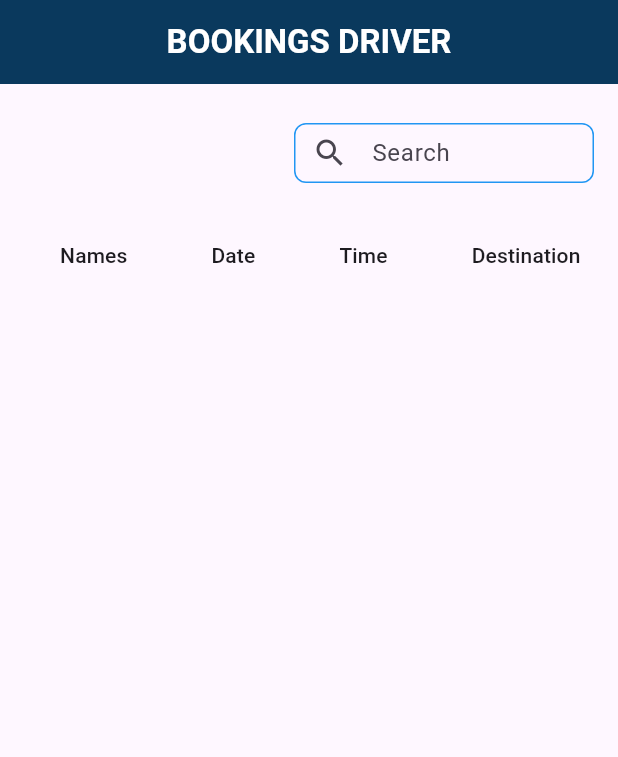
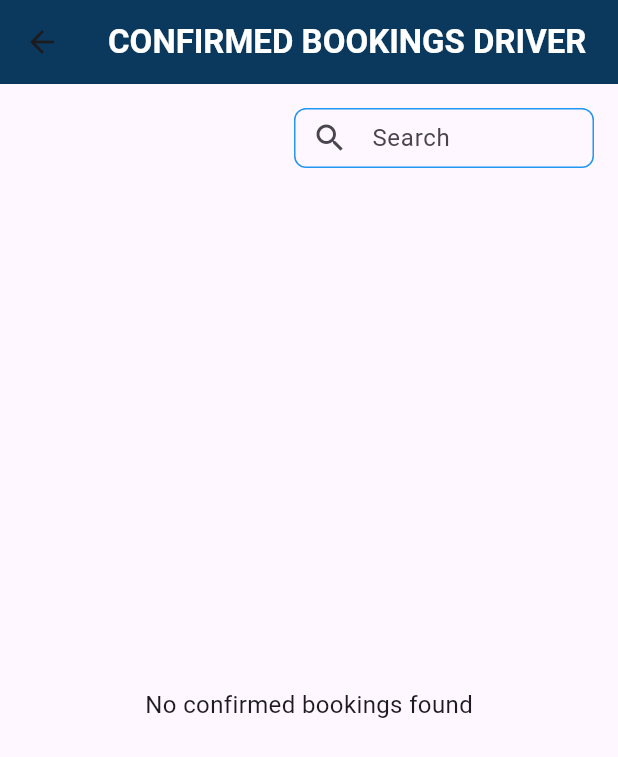
Before and after one commit to Deodate/RIDEPICKING-MOBILE-APP, a Flutter app: the BookingsDriver screen opened directly, on a phone screen of 412 x 824 dp. Shown: the top 757 px of the screen. Run offline on Flutter 3.47's test engine with Material 3 defaults, Android fonts, the phone set to English and light mode, and no system bars; our stand-ins replace email_validator, flutter_dotenv, supabase_flutter; accounts and stored records are empty.

Commit message:
Booking Driver

```diff
--- a/pickride/lib/auth/BookingsDriver.dart
+++ b/pickride/lib/auth/BookingsDriver.dart
@@ -37,16 +37,6 @@
       status: json['status'] ?? 'Pending',
     );
   }
-
-  void toggleStatus() {
-    if (status == 'Pending') {
-      status = 'Confirmed';
-    } else if (status == 'Confirmed') {
-      status = 'Canceled';
-    } else {
-      status = 'Pending';
-    }
-  }
 }
 
 class BookingsDriver extends StatefulWidget {
@@ -64,6 +54,8 @@
   String _searchQuery = '';
   String? _error;
   bool _isLoading = true;
+  int _currentPage = 1;
+  final int _itemsPerPage = 5;
 
   @override
   void initState() {
@@ -78,13 +70,25 @@
         _error = null;
       });
 
-      final response = await _supabase.from('bookings').select();
+      final response = await _supabase.from('bookings').select().eq('status', 'Confirmed');
 
       final List<Map<String, dynamic>> data = List<Map<String, dynamic>>.from(response);
 
       final List<Booking> fetchedBookings = data.map((booking) {
         return Booking.fromJson(booking);
       }).toList();
+
+      final currentDate = DateTime.now();
+
+      fetchedBookings.sort((a, b) {
+        final dateA = DateTime.parse(a.date);
+        final dateB = DateTime.parse(b.date);
+
+        if (dateA.isAtSameMomentAs(currentDate)) return -1;
+        if (dateB.isAtSameMomentAs(currentDate)) return 1;
+
+        return dateA.compareTo(dateB);
+      });
 
       setState(() {
         _bookings = fetchedBookings;
@@ -104,12 +108,26 @@
       _searchQuery = query;
       _filteredBookings = _bookings
           .where((booking) =>
+              (booking.id.toLowerCase().contains(query.toLowerCase()) ||
               booking.fullName.toLowerCase().contains(query.toLowerCase()) ||
               booking.destination.toLowerCase().contains(query.toLowerCase()) ||
-              booking.date.toLowerCase().contains(query.toLowerCase()))
+              booking.date.toLowerCase().contains(query.toLowerCase())) &&
+              booking.status == 'Confirmed')
           .toList();
+      _currentPage = 1; // Reset to first page when filtering
     });
   }
+
+  List<Booking> _getPaginatedBookings() {
+    int startIndex = (_currentPage - 1) * _itemsPerPage;
+    int endIndex = startIndex + _itemsPerPage;
+    return _filteredBookings.sublist(
+      startIndex,
+      endIndex > _filteredBookings.length ? _filteredBookings.length : endIndex
+    );
+  }
+
+  int get _totalPages => (_filteredBookings.length / _itemsPerPage).ceil();
 
   @override
   Widget build(BuildContext context) {
@@ -117,7 +135,7 @@
       appBar: AppBar(
         backgroundColor: const Color(0xFF0A395D),
         title: const Text(
-          'BOOKINGS DRIVER',
+          'CONFIRMED BOOKINGS DRIVER',
           style: TextStyle(
             fontWeight: FontWeight.bold,
             color: Colors.white,
@@ -131,7 +149,6 @@
               padding: const EdgeInsets.all(16.0),
               child: Column(
                 children: [
-                  const SizedBox(height: 10),
                   Align(
                     alignment: Alignment.centerRight,
                     child: SizedBox(
@@ -159,17 +176,29 @@
                   ),
                   const SizedBox(height: 20),
                   Expanded(
-                    child: SingleChildScrollView(
+                    child: _filteredBookings.isEmpty
+                        ? Center(
+                            child: Text(
+                              'No confirmed bookings found',
+                              style: TextStyle(fontSize: 16),
+                            ),
+                          )
+                        : SingleChildScrollView(
+                            scrollDirection: Axis.horizontal,
                             child: DataTable(
                               columns: const [
+                                DataColumn(label: Text('#')),
                                 DataColumn(label: Text('Names')),
                                 DataColumn(label: Text('Date')),
                                 DataColumn(label: Text('Time')),
                                 DataColumn(label: Text('Destination')),
-                          DataColumn(label: Text('Status')),
+                                DataColumn(label: Text('Booking')),
                               ],
-                        rows: _filteredBookings.map((booking) {
+                              rows: _getPaginatedBookings().asMap().entries.map((entry) {
+                                int index = entry.key + 1 + ((_currentPage - 1) * _itemsPerPage);
+                                Booking booking = entry.value;
                                 return DataRow(cells: [
+                                  DataCell(Text(index.toString())),
                                   DataCell(Text(booking.fullName)),
                                   DataCell(Text(booking.date)),
                                   DataCell(Text(booking.time)),
@@ -180,6 +209,25 @@
                             ),
                           ),
                   ),
+                  if (_filteredBookings.isNotEmpty)
+                    Row(
+                      mainAxisAlignment: MainAxisAlignment.center,
+                      children: [
+                        IconButton(
+                          icon: Icon(Icons.arrow_back),
+                          onPressed: _currentPage > 1
+                            ? () => setState(() { _currentPage--; })
+                            : null,
+                        ),
+                        Text('Page $_currentPage of $_totalPages'),
+                        IconButton(
+                          icon: Icon(Icons.arrow_forward),
+                          onPressed: _currentPage < _totalPages
+                            ? () => setState(() { _currentPage++; })
+                            : null,
+                        ),
+                      ],
+                    ),
                 ],
               ),
             ),
```
Also changed, not shown: pickride/lib/auth/DriverDashboard.dart (+10 -12 lines). Lines whose indentation alone changed are shown as unchanged.
